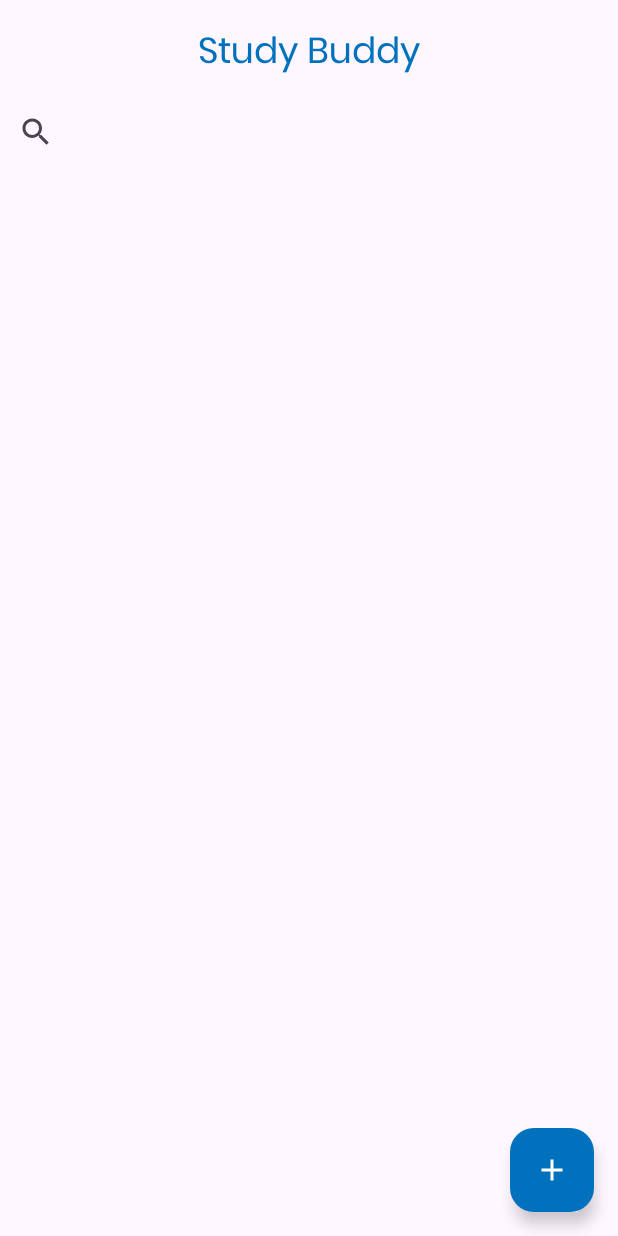
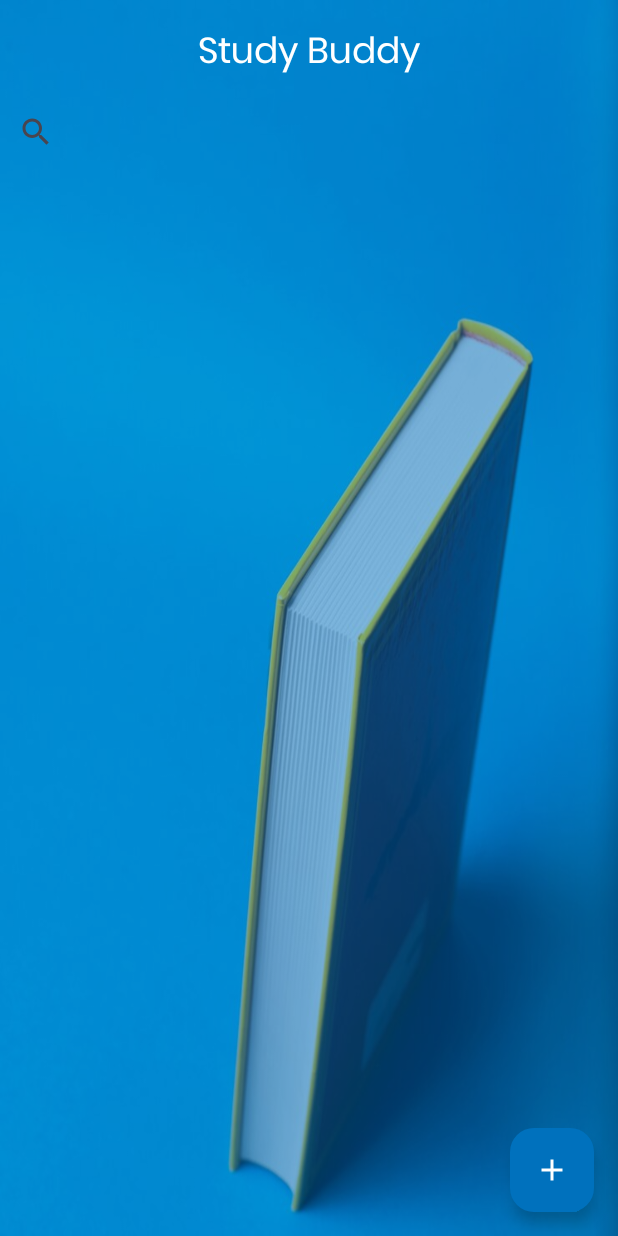
Before and after one commit to DularaLiyanage/StudyBuddy, an Android app: the screen it shows after launch (MainActivity), on a phone screen of 412 x 824 dp. Run offline under Robolectric (Android 15) with nearby library versions, the phone set to English and light mode, and no system bars.

Commit message:
bug fixing

```diff
--- a/app/src/main/res/layout/activity_main.xml
+++ b/app/src/main/res/layout/activity_main.xml
@@ -6,6 +6,7 @@
     android:id="@+id/main"
     android:layout_width="match_parent"
     android:layout_height="match_parent"
+    android:background="@drawable/studybuddy_background2"
     tools:context=".MainActivity">
 
     <TextView
@@ -17,7 +18,7 @@
         android:layout_marginTop="16dp"
         android:fontFamily="@font/poppins"
         android:text="@string/study_buddy"
-        android:textColor="@color/blue"
+        android:textColor="@color/white"
         android:textSize="24sp" />
 
     <SearchView
```
Also changed, not shown: app/src/main/res/drawable/studybuddy_background2.png (added).
